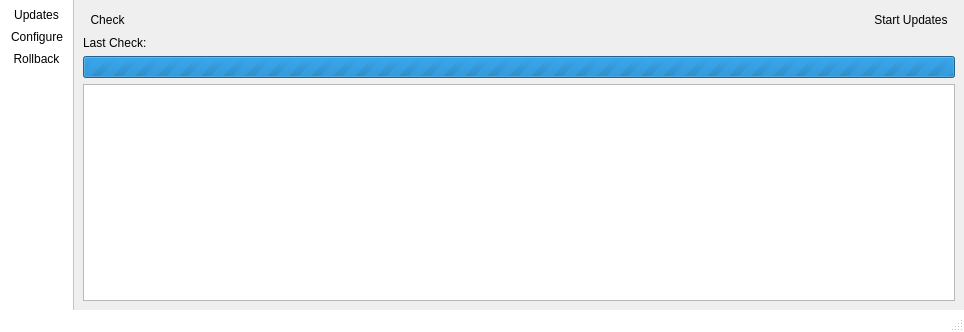
This is src-qt5/updatemgr/trident-updatemgr/mainUI.ui in project-trident/trident-utilities as Qt 5 draws it before an edit. The edited form follows.
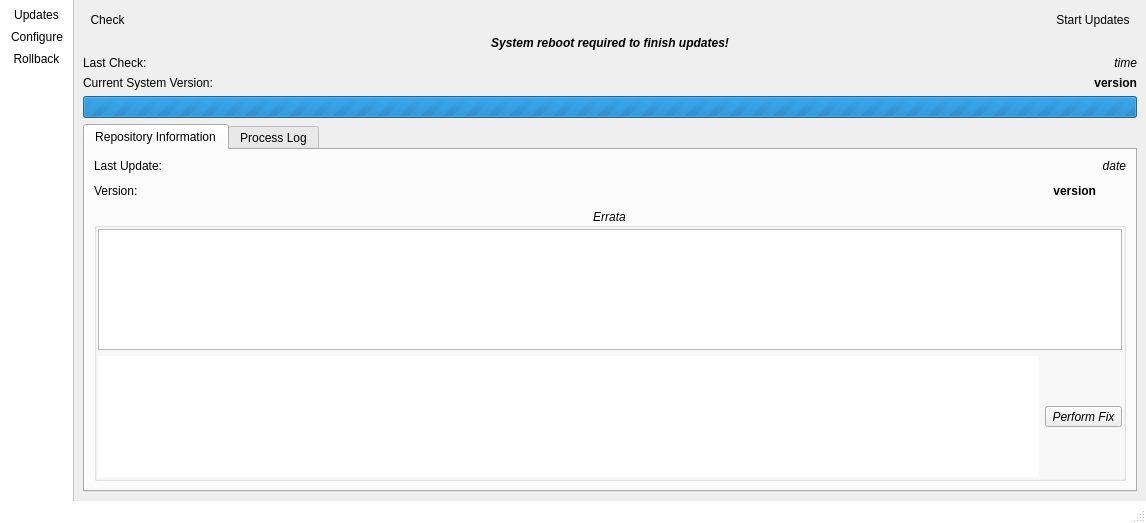
This is the edited form. The open tabs and pages were chosen to show the change. Icons and pictures are not drawn.

Commit message: Large update to update-manager. 1. Add multi-delete support for boot environments. 2. Add repository status information. 3. Add errata information to the update page.

```diff
--- a/src-qt5/updatemgr/trident-updatemgr/mainUI.ui
+++ b/src-qt5/updatemgr/trident-updatemgr/mainUI.ui
@@ -6,8 +6,8 @@
    <rect>
     <x>0</x>
     <y>0</y>
-    <width>964</width>
-    <height>332</height>
+    <width>1146</width>
+    <height>523</height>
    </rect>
   </property>
   <property name="windowTitle">
@@ -220,9 +220,79 @@
            </spacer>
           </item>
           <item row="1" column="0" colspan="3">
+           <widget class="QLabel" name="label_update_reboot">
+            <property name="font">
+             <font>
+              <weight>75</weight>
+              <italic>true</italic>
+              <bold>true</bold>
+             </font>
+            </property>
+            <property name="text">
+             <string>System reboot required to finish updates!</string>
+            </property>
+            <property name="alignment">
+             <set>Qt::AlignCenter</set>
+            </property>
+            <property name="wordWrap">
+             <bool>true</bool>
+            </property>
+           </widget>
+          </item>
+         </layout>
+        </item>
+        <item>
+         <layout class="QFormLayout" name="formLayout_2">
+          <property name="labelAlignment">
+           <set>Qt::AlignLeading|Qt::AlignLeft|Qt::AlignVCenter</set>
+          </property>
+          <property name="formAlignment">
+           <set>Qt::AlignRight|Qt::AlignTop|Qt::AlignTrailing</set>
+          </property>
+          <item row="0" column="1">
            <widget class="QLabel" name="label_update_checktime">
+            <property name="font">
+             <font>
+              <weight>50</weight>
+              <italic>true</italic>
+              <bold>false</bold>
+             </font>
+            </property>
             <property name="text">
-             <string notr="true">Last Check:</string>
+             <string notr="true">time</string>
+            </property>
+            <property name="alignment">
+             <set>Qt::AlignRight|Qt::AlignTrailing|Qt::AlignVCenter</set>
+            </property>
+           </widget>
+          </item>
+          <item row="1" column="1">
+           <widget class="QLabel" name="label_update_sysver">
+            <property name="font">
+             <font>
+              <weight>75</weight>
+              <bold>true</bold>
+             </font>
+            </property>
+            <property name="text">
+             <string notr="true">version</string>
+            </property>
+            <property name="alignment">
+             <set>Qt::AlignRight|Qt::AlignTrailing|Qt::AlignVCenter</set>
+            </property>
+           </widget>
+          </item>
+          <item row="0" column="0">
+           <widget class="QLabel" name="label_4">
+            <property name="text">
+             <string>Last Check:</string>
+            </property>
+           </widget>
+          </item>
+          <item row="1" column="0">
+           <widget class="QLabel" name="label_5">
+            <property name="text">
+             <string>Current System Version:</string>
             </property>
            </widget>
           </item>
@@ -245,10 +315,225 @@
          </widget>
         </item>
         <item>
-         <widget class="QTextEdit" name="text_updates">
-          <property name="readOnly">
-           <bool>true</bool>
+         <widget class="QTabWidget" name="tabWidget">
+          <property name="currentIndex">
+           <number>0</number>
           </property>
+          <widget class="QWidget" name="tab">
+           <attribute name="icon">
+            <iconset theme="dialog-information">
+             <normaloff>.</normaloff>.</iconset>
+           </attribute>
+           <attribute name="title">
+            <string>Repository Information</string>
+           </attribute>
+           <layout class="QVBoxLayout" name="verticalLayout_5">
+            <item>
+             <layout class="QFormLayout" name="formLayout_3">
+              <item row="0" column="0">
+               <widget class="QLabel" name="label_3">
+                <property name="text">
+                 <string>Last Update:</string>
+                </property>
+               </widget>
+              </item>
+              <item row="0" column="1">
+               <widget class="QLabel" name="label_repo_date">
+                <property name="sizePolicy">
+                 <sizepolicy hsizetype="Expanding" vsizetype="Preferred">
+                  <horstretch>0</horstretch>
+                  <verstretch>0</verstretch>
+                 </sizepolicy>
+                </property>
+                <property name="font">
+                 <font>
+                  <weight>50</weight>
+                  <italic>true</italic>
+                  <bold>false</bold>
+                 </font>
+                </property>
+                <property name="text">
+                 <string notr="true">date</string>
+                </property>
+                <property name="alignment">
+                 <set>Qt::AlignRight|Qt::AlignTrailing|Qt::AlignVCenter</set>
+                </property>
+               </widget>
+              </item>
+              <item row="1" column="0">
+               <widget class="QLabel" name="label_2">
+                <property name="text">
+                 <string>Version:</string>
+                </property>
+               </widget>
+              </item>
+              <item row="1" column="1">
+               <layout class="QHBoxLayout" name="horizontalLayout_3">
+                <item>
+                 <widget class="QLabel" name="label_repo_version">
+                  <property name="sizePolicy">
+                   <sizepolicy hsizetype="Expanding" vsizetype="Preferred">
+                    <horstretch>0</horstretch>
+                    <verstretch>0</verstretch>
+                   </sizepolicy>
+                  </property>
+                  <property name="font">
+                   <font>
+                    <weight>75</weight>
+                    <bold>true</bold>
+                   </font>
+                  </property>
+                  <property name="text">
+                   <string notr="true">version</string>
+                  </property>
+                  <property name="alignment">
+                   <set>Qt::AlignRight|Qt::AlignTrailing|Qt::AlignVCenter</set>
+                  </property>
+                 </widget>
+                </item>
+                <item>
+                 <widget class="QToolButton" name="tool_repo_infourl">
+                  <property name="sizePolicy">
+                   <sizepolicy hsizetype="Preferred" vsizetype="Preferred">
+                    <horstretch>0</horstretch>
+                    <verstretch>0</verstretch>
+                   </sizepolicy>
+                  </property>
+                  <property name="toolTip">
+                   <string>Open the release announcement in your web browser</string>
+                  </property>
+                  <property name="text">
+                   <string notr="true"/>
+                  </property>
+                  <property name="icon">
+                   <iconset theme="browser">
+                    <normaloff>.</normaloff>.</iconset>
+                  </property>
+                  <property name="toolButtonStyle">
+                   <enum>Qt::ToolButtonIconOnly</enum>
+                  </property>
+                  <property name="autoRaise">
+                   <bool>true</bool>
+                  </property>
+                 </widget>
+                </item>
+               </layout>
+              </item>
+             </layout>
+            </item>
+            <item>
+             <widget class="QGroupBox" name="group_update_errata">
+              <property name="sizePolicy">
+               <sizepolicy hsizetype="Preferred" vsizetype="Expanding">
+                <horstretch>0</horstretch>
+                <verstretch>0</verstretch>
+               </sizepolicy>
+              </property>
+              <property name="font">
+               <font>
+                <italic>true</italic>
+               </font>
+              </property>
+              <property name="title">
+               <string>Errata</string>
+              </property>
+              <property name="alignment">
+               <set>Qt::AlignCenter</set>
+              </property>
+              <layout class="QVBoxLayout" name="verticalLayout_2">
+               <property name="leftMargin">
+                <number>1</number>
+               </property>
+               <property name="topMargin">
+                <number>1</number>
+               </property>
+               <property name="rightMargin">
+                <number>1</number>
+               </property>
+               <property name="bottomMargin">
+                <number>1</number>
+               </property>
+               <item>
+                <widget class="QListWidget" name="list_errata"/>
+               </item>
+               <item>
+                <layout class="QHBoxLayout" name="horizontalLayout_2">
+                 <item>
+                  <widget class="QTextEdit" name="text_errata_log">
+                   <property name="frameShape">
+                    <enum>QFrame::NoFrame</enum>
+                   </property>
+                   <property name="readOnly">
+                    <bool>true</bool>
+                   </property>
+                   <property name="textInteractionFlags">
+                    <set>Qt::LinksAccessibleByMouse|Qt::TextSelectableByMouse</set>
+                   </property>
+                  </widget>
+                 </item>
+                 <item>
+                  <widget class="QToolButton" name="tool_errata_run">
+                   <property name="text">
+                    <string>Perform Fix</string>
+                   </property>
+                   <property name="icon">
+                    <iconset theme="gtk-dialog-warning">
+                     <normaloff>.</normaloff>.</iconset>
+                   </property>
+                   <property name="iconSize">
+                    <size>
+                     <width>32</width>
+                     <height>32</height>
+                    </size>
+                   </property>
+                   <property name="toolButtonStyle">
+                    <enum>Qt::ToolButtonTextUnderIcon</enum>
+                   </property>
+                   <property name="autoRaise">
+                    <bool>false</bool>
+                   </property>
+                  </widget>
+                 </item>
+                </layout>
+               </item>
+              </layout>
+             </widget>
+            </item>
+           </layout>
+          </widget>
+          <widget class="QWidget" name="tab_2">
+           <attribute name="icon">
+            <iconset theme="terminal">
+             <normaloff>.</normaloff>.</iconset>
+           </attribute>
+           <attribute name="title">
+            <string>Process Log</string>
+           </attribute>
+           <layout class="QVBoxLayout" name="verticalLayout">
+            <property name="leftMargin">
+             <number>0</number>
+            </property>
+            <property name="topMargin">
+             <number>0</number>
+            </property>
+            <property name="rightMargin">
+             <number>0</number>
+            </property>
+            <property name="bottomMargin">
+             <number>0</number>
+            </property>
+            <item>
+             <widget class="QTextEdit" name="text_updates">
+              <property name="frameShape">
+               <enum>QFrame::NoFrame</enum>
+              </property>
+              <property name="readOnly">
+               <bool>true</bool>
+              </property>
+             </widget>
+            </item>
+           </layout>
+          </widget>
          </widget>
         </item>
        </layout>
```
Left out of the diff: 82 changed lines with no effect on the pictures. The commit also changes 9 other files.
